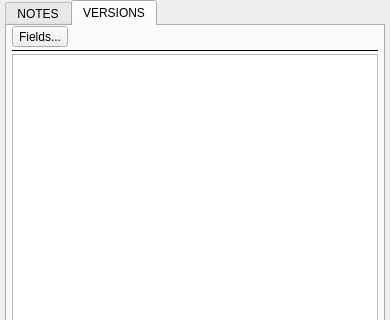
First picture: the form in resources/details_panel_widget.ui, repository shotgunsoftware/tk-rv-shotgunreview, before the edit; both pictures show x 0 to 390 and y 0 to 320 of the 390 by 737 pixel window.
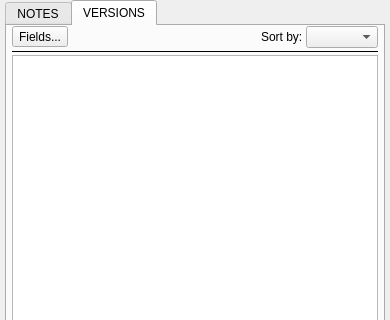
Second picture: the form after the edit. The open tabs and pages were chosen to show the change. Icons and pictures are not drawn. Custom widgets are drawn as their Qt base class.

Commit message: Version list sorting up and running.

What changed in the file:
```diff
--- a/resources/details_panel_widget.ui
+++ b/resources/details_panel_widget.ui
@@ -331,6 +331,36 @@
             </property>
            </spacer>
           </item>
+          <item>
+           <layout class="QHBoxLayout" name="horizontalLayout_3">
+            <property name="spacing">
+             <number>3</number>
+            </property>
+            <property name="rightMargin">
+             <number>0</number>
+            </property>
+            <item>
+             <widget class="QLabel" name="label">
+              <property name="text">
+               <string>Sort by:</string>
+              </property>
+             </widget>
+            </item>
+            <item>
+             <widget class="QComboBox" name="version_sort_by_field">
+              <property name="sizePolicy">
+               <sizepolicy hsizetype="Minimum" vsizetype="Fixed">
+                <horstretch>0</horstretch>
+                <verstretch>0</verstretch>
+               </sizepolicy>
+              </property>
+              <property name="sizeAdjustPolicy">
+               <enum>QComboBox::AdjustToContents</enum>
+              </property>
+             </widget>
+            </item>
+           </layout>
+          </item>
          </layout>
         </widget>
        </item>
```
The commit also changes 5 other files.
